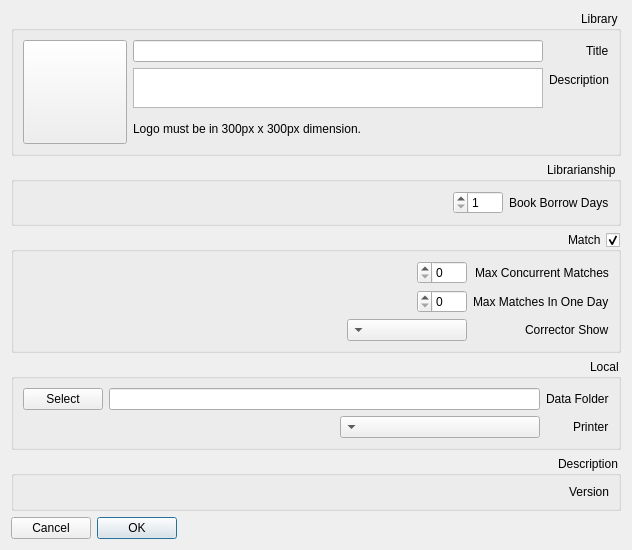
nournia/ketabkhaane, file optionsform.ui: the form before one commit.
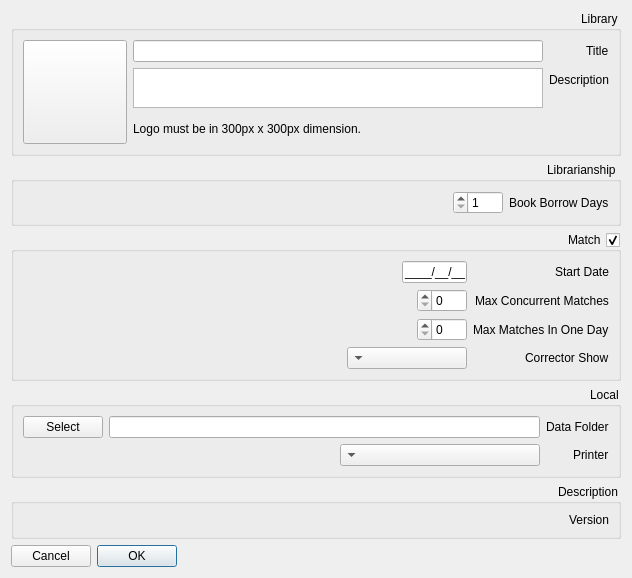
The form after the commit. Icons and pictures are not drawn.

Commit message: add start date option

What changed in the file:
```diff
--- a/optionsform.ui
+++ b/optionsform.ui
@@ -148,27 +148,41 @@
       <property name="labelAlignment">
        <set>Qt::AlignLeading|Qt::AlignLeft|Qt::AlignVCenter</set>
       </property>
-      <item row="0" column="1">
-       <widget class="QSpinBox" name="sMaxConcurrentMatches">
-        <property name="maximumSize">
-         <size>
-          <width>50</width>
-          <height>16777215</height>
-         </size>
-        </property>
-        <property name="maximum">
-         <number>10</number>
+      <item row="0" column="0">
+       <widget class="QLabel" name="label_11">
+        <property name="text">
+         <string>Start Date</string>
         </property>
        </widget>
       </item>
       <item row="1" column="0">
+       <widget class="QLabel" name="label_5">
+        <property name="text">
+         <string>Max Concurrent Matches</string>
+        </property>
+       </widget>
+      </item>
+      <item row="1" column="1">
+       <widget class="QSpinBox" name="sMaxConcurrentMatches">
+        <property name="maximumSize">
+         <size>
+          <width>50</width>
+          <height>16777215</height>
+         </size>
+        </property>
+        <property name="maximum">
+         <number>10</number>
+        </property>
+       </widget>
+      </item>
+      <item row="2" column="0">
        <widget class="QLabel" name="label_6">
         <property name="text">
          <string>Max Matches In One Day</string>
         </property>
        </widget>
       </item>
-      <item row="1" column="1">
+      <item row="2" column="1">
        <widget class="QSpinBox" name="sMaxMatchesInOneDay">
         <property name="maximumSize">
          <size>
@@ -181,14 +195,14 @@
         </property>
        </widget>
       </item>
-      <item row="2" column="0">
+      <item row="3" column="0">
        <widget class="QLabel" name="label_4">
         <property name="text">
          <string>Corrector Show</string>
         </property>
        </widget>
       </item>
-      <item row="2" column="1">
+      <item row="3" column="1">
        <widget class="QComboBox" name="cCorrectorIdentifier">
         <property name="maximumSize">
          <size>
@@ -198,10 +212,16 @@
         </property>
        </widget>
       </item>
-      <item row="0" column="0">
-       <widget class="QLabel" name="label_5">
-        <property name="text">
-         <string>Max Concurrent Matches</string>
+      <item row="0" column="1">
+       <widget class="QLineEdit" name="eStartDate">
+        <property name="maximumSize">
+         <size>
+          <width>65</width>
+          <height>16777215</height>
+         </size>
+        </property>
+        <property name="inputMask">
+         <string>9999/99/99;_</string>
         </property>
        </widget>
       </item>
```
The commit also changes 4 other files.
